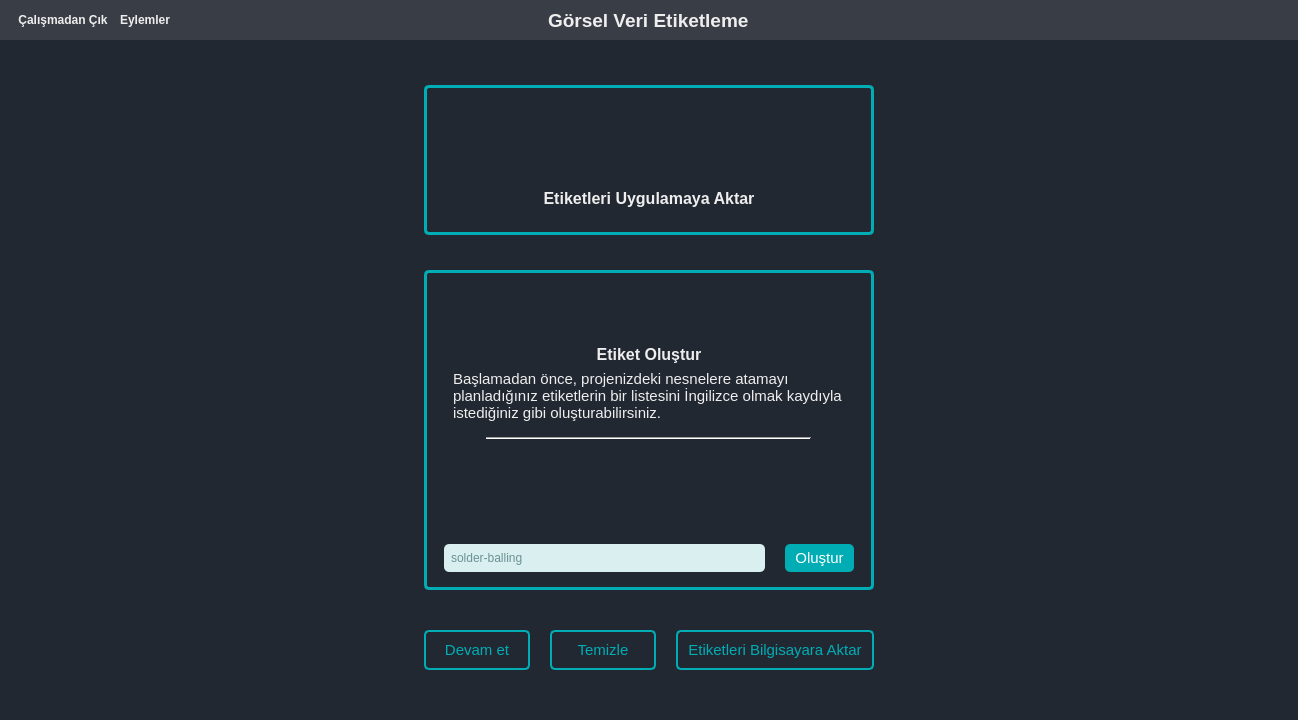
Above: templates/ui/mainWindow.ui from ismaildrcn/data-labeling before the change. Below: the same form after it.
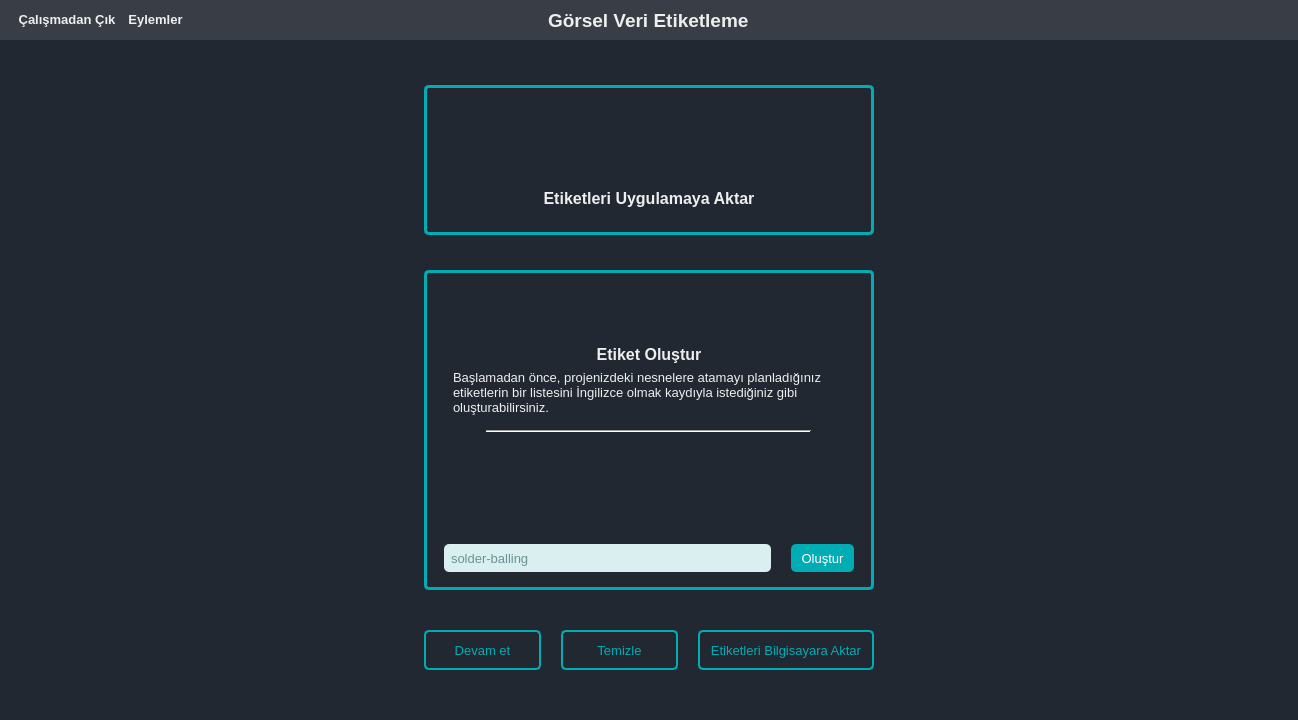
That is the form after the change. The open tabs and pages were chosen to show the change. Icons and pictures are not drawn.

Commit message: Add clearing label list

Patch:
```diff
--- a/templates/ui/mainWindow.ui
+++ b/templates/ui/mainWindow.ui
@@ -160,6 +160,7 @@
            <widget class="QPushButton" name="pushButton_exit_project">
             <property name="font">
              <font>
+              <pointsize>10</pointsize>
               <weight>75</weight>
               <bold>true</bold>
              </font>
@@ -183,6 +184,7 @@
            <widget class="QPushButton" name="pushButton_actions">
             <property name="font">
              <font>
+              <pointsize>10</pointsize>
               <weight>75</weight>
               <bold>true</bold>
              </font>
@@ -652,7 +654,7 @@
               <item>
                <widget class="QLabel" name="label_2">
                 <property name="text">
-                 <string>&lt;html&gt;&lt;head/&gt;&lt;body&gt;&lt;p&gt;&lt;span style=&quot; font-size:11pt;&quot;&gt;Başlamadan önce, projenizdeki nesnelere atamayı planladığınız etiketlerin bir listesini İngilizce olmak kaydıyla istediğiniz gibi oluşturabilirsiniz.&lt;/span&gt;&lt;/p&gt;&lt;/body&gt;&lt;/html&gt;</string>
+                 <string>&lt;html&gt;&lt;head/&gt;&lt;body&gt;&lt;p&gt;&lt;span style=&quot; font-size:10pt;&quot;&gt;Başlamadan önce, projenizdeki nesnelere atamayı planladığınız etiketlerin bir listesini İngilizce olmak kaydıyla istediğiniz gibi oluşturabilirsiniz.&lt;/span&gt;&lt;/p&gt;&lt;/body&gt;&lt;/html&gt;</string>
                 </property>
                 <property name="wordWrap">
                  <bool>true</bool>
@@ -715,6 +717,11 @@
                   <height>28</height>
                  </size>
                 </property>
+                <property name="font">
+                 <font>
+                  <pointsize>10</pointsize>
+                 </font>
+                </property>
                 <property name="text">
                  <string/>
                 </property>
@@ -736,7 +743,7 @@
                 </property>
                 <property name="font">
                  <font>
-                  <pointsize>11</pointsize>
+                  <pointsize>10</pointsize>
                  </font>
                 </property>
                 <property name="text">
@@ -805,7 +812,7 @@
              </property>
              <property name="font">
               <font>
-               <pointsize>11</pointsize>
+               <pointsize>10</pointsize>
               </font>
              </property>
              <property name="text">
@@ -823,7 +830,7 @@
              </property>
              <property name="font">
               <font>
-               <pointsize>11</pointsize>
+               <pointsize>10</pointsize>
               </font>
              </property>
              <property name="text">
@@ -841,7 +848,7 @@
              </property>
              <property name="font">
               <font>
-               <pointsize>11</pointsize>
+               <pointsize>10</pointsize>
               </font>
              </property>
              <property name="text">
```
Left out of the diff: 11 changed lines with no effect on the pictures. The commit also changes 5 other files.
